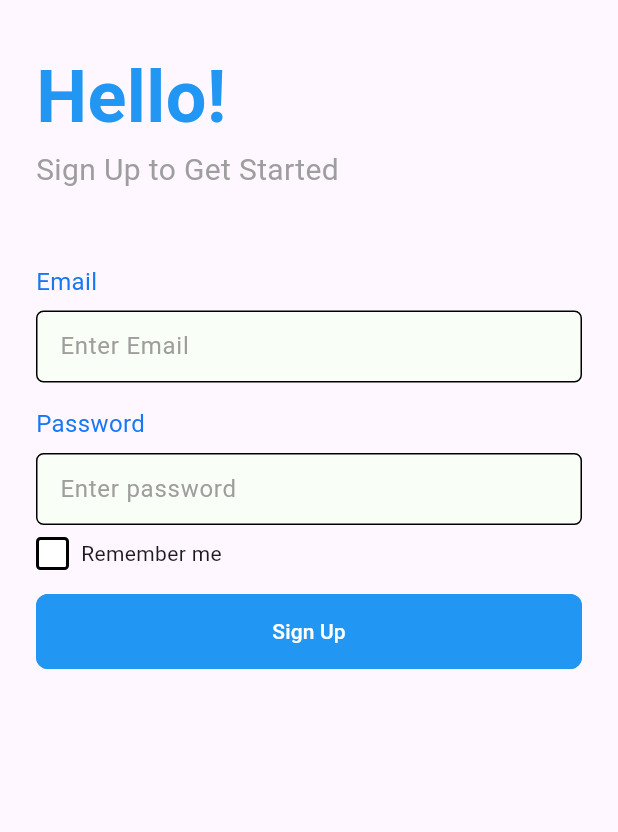
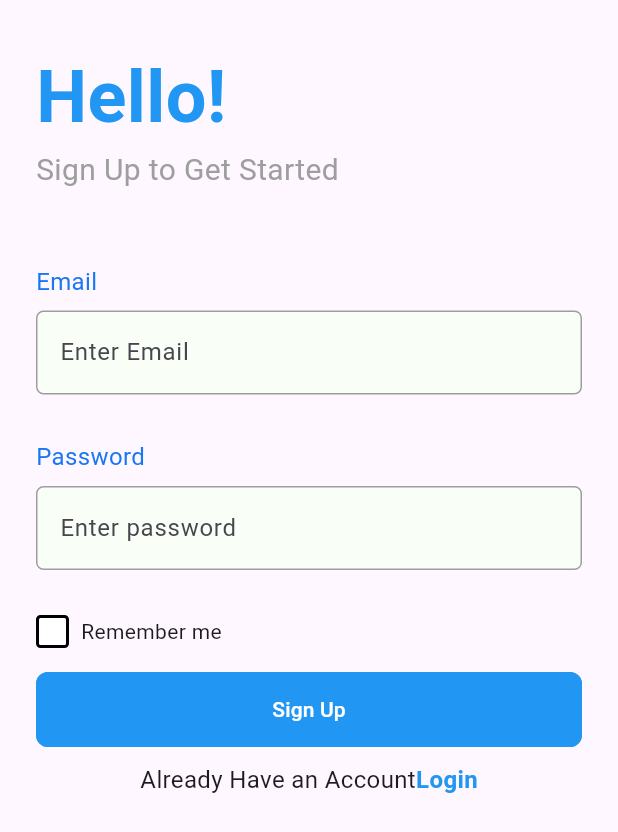
Before and after one commit to KarimAbushbak/news-app, a Flutter app: the RegisterView screen opened by its route, on a phone screen of 412 x 824 dp. Shown: the top 832 px of the screen. Run offline on Flutter 3.47's test engine with Material 3 defaults, Android fonts, the phone set to English and light mode, and no system bars; our stand-ins replace firebase_auth, firebase_core, get, shared_preferences; accounts and stored records are empty.

Commit message:
completing the login and signup screen

```diff
--- a/lib/features/auth/presntaion/view/register_view.dart
+++ b/lib/features/auth/presntaion/view/register_view.dart
@@ -1,4 +1,5 @@
 import 'package:flutter/material.dart';
+import 'package:get/get.dart';
 import 'package:get/get_state_manager/src/simple/get_state.dart';
 import 'package:news/core/resources/manager_colors.dart';
 import 'package:news/core/resources/manager_font_sizes.dart';
@@ -6,6 +7,7 @@ import 'package:news/core/resources/manager_font_weight.dart';
 import 'package:news/core/resources/manager_height.dart';
 import 'package:news/core/resources/manager_width.dart';
 
+import '../../../../routes/routes.dart';
 import '../controller/auth_controller.dart';
 
 class RegisterView extends StatelessWidget {
@@ -55,7 +57,7 @@ class RegisterView extends StatelessWidget {
                     ),
                     Container(
                       width: double.infinity,
-                      height: ManagerHeight.h48,
+                      height: ManagerHeight.h70,
                       child: TextField(
                         controller: controller.emailController,
                         cursorColor: ManagerColors.primaryColor,
@@ -63,22 +65,22 @@ class RegisterView extends StatelessWidget {
                           border: OutlineInputBorder(
                             borderRadius: BorderRadius.circular(5),
                             borderSide: BorderSide(
-                                color: Colors.black), // 🖤 Black border
+                                color: Colors.grey), // 🖤 Black border
                           ),
                           enabledBorder: OutlineInputBorder(
                             borderRadius: BorderRadius.circular(5),
                             borderSide: BorderSide(
-                                color: Colors.black), // 🖤 Black border
+                                color: Colors.grey), // 🖤 Black border
                           ),
                           focusedBorder: OutlineInputBorder(
                             borderRadius: BorderRadius.circular(8),
                             borderSide: BorderSide(
-                                color: Colors.black,
+                                color: Colors.grey,
                                 width: 1), // 🖤 Optional: thicker border
                           ),
                           filled: true,
                           fillColor: ManagerColors.textFieldColor,
-                          labelText: "Enter Email",
+                          hintText: "Enter Email",
                           labelStyle: TextStyle(color: ManagerColors.gray),
                         ),
                       ),
@@ -98,7 +100,7 @@ class RegisterView extends StatelessWidget {
                     ),
                     Container(
                       width: double.infinity,
-                      height: ManagerHeight.h48,
+                      height: ManagerHeight.h70,
                       child: TextField(
                         controller: controller.passwordController,
                         cursorColor: ManagerColors.primaryColor,
@@ -106,25 +108,28 @@ class RegisterView extends StatelessWidget {
                           border: OutlineInputBorder(
                             borderRadius: BorderRadius.circular(5),
                             borderSide: BorderSide(
-                                color: Colors.black), // 🖤 Black border
+                                color: Colors.grey), // 🖤 Black border
                           ),
                           enabledBorder: OutlineInputBorder(
                             borderRadius: BorderRadius.circular(5),
                             borderSide: BorderSide(
-                                color: Colors.black), // 🖤 Black border
+                                color: Colors.grey), // 🖤 Black border
                           ),
                           focusedBorder: OutlineInputBorder(
                             borderRadius: BorderRadius.circular(8),
                             borderSide: BorderSide(
-                                color: Colors.black,
-                             ), // 🖤 Optional: thicker border
+                              color: Colors.grey,
+                            ), // 🖤 Optional: thicker border
                           ),
                           filled: true,
                           fillColor: ManagerColors.textFieldColor,
-                          labelText: "Enter password",
+                          hintText: "Enter password",
                           labelStyle: TextStyle(color: ManagerColors.gray),
                         ),
                       ),
+                    ),
+                    SizedBox(
+                      height: ManagerHeight.h8,
                     ),
                     SizedBox(
                       height: ManagerHeight.h8,
@@ -190,6 +195,32 @@ class RegisterView extends StatelessWidget {
                         ),
                       ),
                     ),
+                    SizedBox(height: ManagerHeight.h10,),
+                    Row(
+                      mainAxisAlignment: MainAxisAlignment.center,
+                      children: [
+                        Text(
+                          "Already Have an Account",
+                          style: TextStyle(
+                              fontSize: ManagerFontSizes.s16,
+                              fontWeight: ManagerFontWeight.w400),
+                        ),
+                        GestureDetector(
+                          onTap:(){
+                            Get.offAllNamed(Routes.loginView);
+
+                          } ,
+                          child: Text(
+                            "Login",
+                            style: TextStyle(
+                                fontSize: ManagerFontSizes.s16,
+                                fontWeight: ManagerFontWeight.bold,
+                                color: Colors.blue),
+                          ),
+                        ),
+                      ],
+                    )
+
 
                   ],
                 ),
```
Also changed, not shown: lib/features/auth/presntaion/view/login_view.dart (+40 -17 lines).
